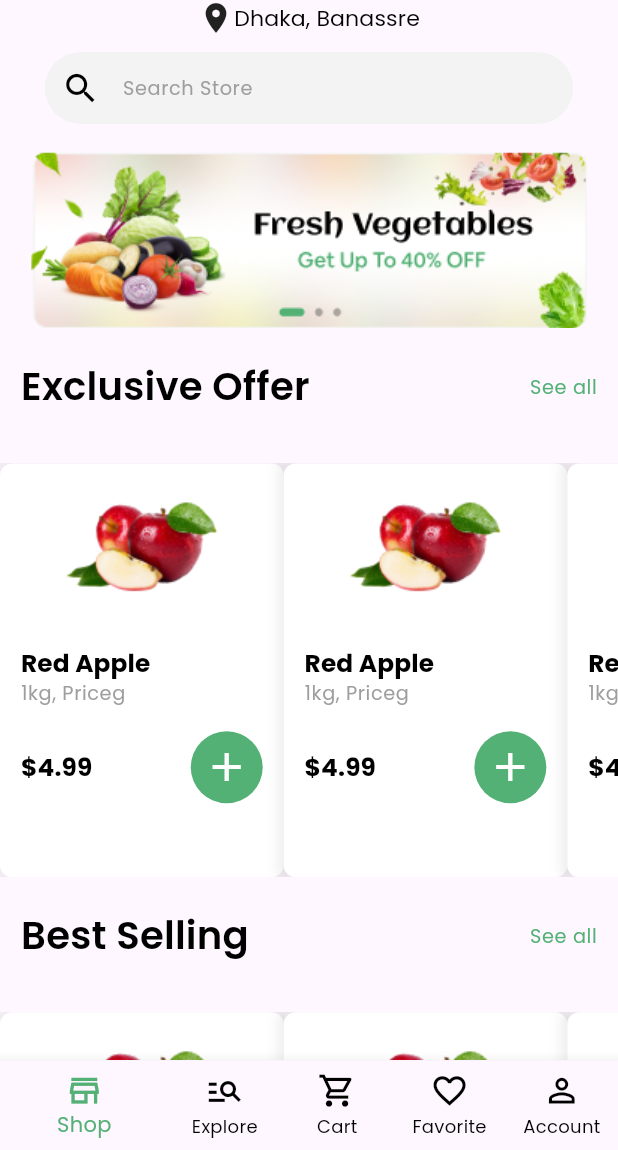
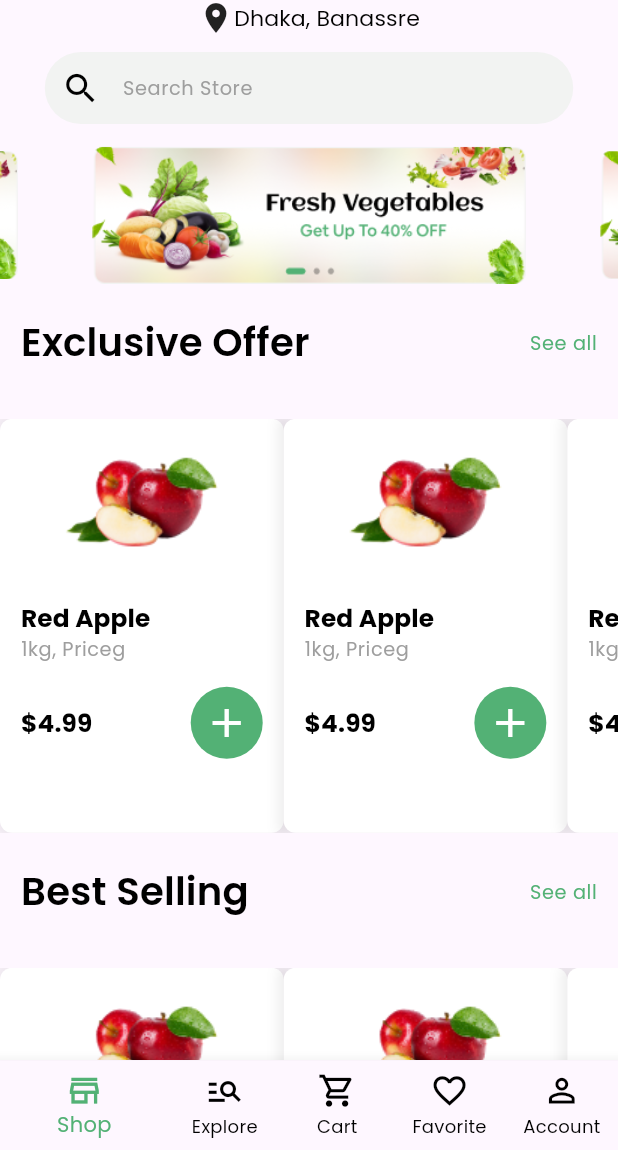
Before and after one commit to AhmedAbdelaziz207/Nectar-app-, a Flutter app: the HomeScreen screen opened by its route, on a phone screen of 412 x 824 dp, the part 86-1236 px from its top. Run offline on Flutter 3.47's test engine with Material 3 defaults, Android fonts, the phone set to English and light mode, and no system bars; drawn by our look-alikes of carousel_slider; our stand-ins replace bloc, easy_localization, flutter_bloc, flutter_screenutil, flutter_svg, google_fonts.

Commit message:
- Added Home Slider using "carousel_slider "

```diff
--- /dev/null
+++ b/lib/view/screens/home/components/home_slider.dart
@@ -0,0 +1,26 @@
+import 'package:carousel_slider/carousel_slider.dart';
+import 'package:flutter/material.dart';
+import 'package:flutter_screenutil/flutter_screenutil.dart';
+
+import '../../../../view_model/utils/constants/app_assets.dart';
+
+class HomeSlider extends StatelessWidget {
+  const HomeSlider({super.key});
+
+  @override
+  Widget build(BuildContext context) {
+    return CarouselSlider(
+      items: [
+        Image.asset(AppAssets.homeBanner),
+        Image.asset(AppAssets.homeBanner),
+        Image.asset(AppAssets.homeBanner),
+      ],
+      options: CarouselOptions(
+        height: 100.h,
+        autoPlay: true,
+        enlargeCenterPage: true,
+        enlargeFactor: .2,
+      ),
+    );
+  }
+}
--- a/lib/view/screens/home/home_screen.dart
+++ b/lib/view/screens/home/home_screen.dart
@@ -1,3 +1,4 @@
+import 'package:carousel_slider/carousel_slider.dart';
 import 'package:easy_localization/easy_localization.dart';
 import 'package:flutter/material.dart';
 import 'package:flutter_screenutil/flutter_screenutil.dart';
@@ -5,6 +6,7 @@ import 'package:groceries_app/view/screens/home/components/home_bottom_navigatio
 import 'package:groceries_app/view/screens/home/components/home_product_list_item.dart';
 import 'package:groceries_app/view/screens/home/components/home_promotion_header.dart';
 import 'package:groceries_app/view/screens/home/components/home_search_bar.dart';
+import 'package:groceries_app/view/screens/home/components/home_slider.dart';
 import 'package:groceries_app/view/screens/home/components/home_top_bar.dart';
 
 import '../../../view_model/utils/constants/app_assets.dart';
@@ -28,9 +30,12 @@ class HomeScreen extends StatelessWidget {
               ),
               const HomeSearchBar(),
               SizedBox(
-                height: 12.h,
+                height: 8.h,
               ),
-              Image.asset(AppAssets.homeBanner),
+
+              const HomeSlider(),
+
+              //   Image.asset(AppAssets.homeBanner),
               HomePromotionHeader(
                 headerName: LocaleKeys.exclusiveOffer.tr(),
               ),
@@ -42,7 +47,7 @@ class HomeScreen extends StatelessWidget {
                 width: double.infinity,
                 child: ListView(
                   scrollDirection: Axis.horizontal,
-                  children:const [
+                  children: const [
                     HomeProductListItem(),
                     HomeProductListItem(),
                     HomeProductListItem(),
@@ -64,7 +69,7 @@ class HomeScreen extends StatelessWidget {
                 width: double.infinity,
                 child: ListView(
                   scrollDirection: Axis.horizontal,
-                  children:const [
+                  children: const [
                     HomeProductListItem(),
                     HomeProductListItem(),
                     HomeProductListItem(),
--- a/pubspec.yaml
+++ b/pubspec.yaml
@@ -40,6 +40,7 @@ dependencies:
   easy_localization: ^3.0.7
   google_fonts: ^6.2.1
   flutter_svg: ^2.0.10+1
+  carousel_slider: ^4.2.1
 
 dev_dependencies:
   flutter_test:
```
Also changed, not shown: pubspec.lock.
